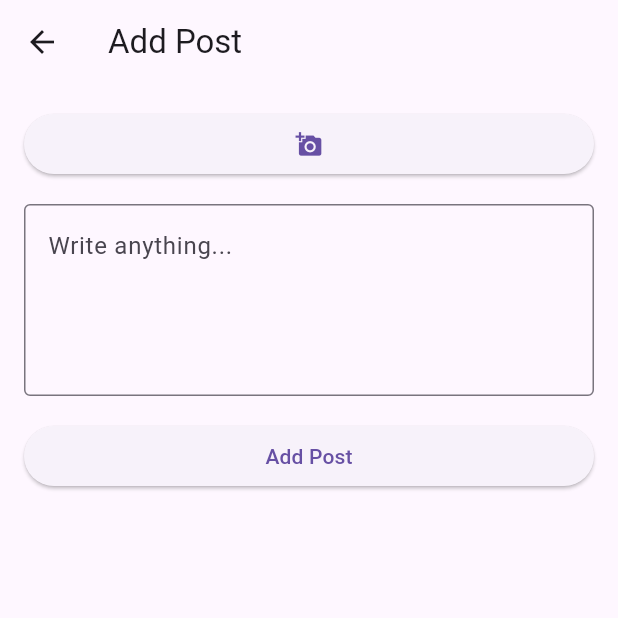
After one commit to callmerishi1508/MedTech, a Flutter app: the AddPostPage screen opened directly, after a tap on "Add Post", on a phone screen of 412 x 824 dp, the top half of it. The commit adds this screen. Run offline on Flutter 3.47's test engine with Material 3 defaults, Android fonts, the phone set to English and light mode, and no system bars; our stand-ins replace cloud_firestore, firebase_auth, firebase_core, firebase_storage, image_picker; accounts and stored records are empty.

Commit message:
added settings, post but after adding post it is not showing in main page

```diff
--- /dev/null
+++ b/lib/post.dart
@@ -0,0 +1,154 @@
+// Import necessary packages
+import 'dart:io';
+import 'package:firebase_auth/firebase_auth.dart';
+import 'package:firebase_storage/firebase_storage.dart';
+import 'package:flutter/material.dart';
+import 'package:image_picker/image_picker.dart';
+
+class AddPostPage extends StatefulWidget {
+  @override
+  _AddPostPageState createState() => _AddPostPageState();
+}
+
+class _AddPostPageState extends State<AddPostPage> {
+  File? _pickedImage;
+  TextEditingController _postTextController = TextEditingController();
+
+  // Pick an image from the camera or gallery
+  Future<bool> uploadImageAndAddPost() async {
+    final pickedImage = await ImagePicker().pickImage(source: source);
+
+    if (pickedImage == null) return;
+
+    setState(() {
+      _pickedImage = File(pickedImage.path);
+    });
+  }
+
+  // Clear the selected image
+  void _clearImage() {
+    setState(() {
+      _pickedImage = null;
+    });
+  }
+
+  // Upload image to Cloud Storage and add post
+  Future<void> _uploadImageAndAddPost() async {
+    try {
+      // Check if a user is authenticated
+      User? user = FirebaseAuth.instance.currentUser;
+      if (user == null) {
+        // Handle the case where the user is not authenticated
+        print('User not authenticated');
+        return;
+      }
+
+      // Check if an image is selected
+      if (_pickedImage == null) {
+        // Handle the case where no image is selected
+        print('No image selected');
+        return;
+      }
+
+      // Upload the image to Cloud Storage
+      String userId = user.uid;
+      String imagePath =
+          'posts/$userId/${DateTime.now().millisecondsSinceEpoch}.jpg';
+
+      // Show a loading indicator
+      ScaffoldMessenger.of(context).showSnackBar(SnackBar(
+        content: Text('Uploading...'),
+        duration: Duration(seconds: 5),
+      ));
+
+      // Upload the image
+      await FirebaseStorage.instance.ref(imagePath).putFile(_pickedImage!);
+
+      // Implement logic to save the post with image URL and text
+      // You can use _pickedImage and _postTextController.text
+      // Add your own implementation here
+
+      // Clear the image and text fields after posting
+      _clearImage();
+      _postTextController.clear();
+
+      // Show a success message
+      ScaffoldMessenger.of(context).showSnackBar(SnackBar(
+        content: Text('Post added successfully!'),
+      ));
+    } catch (e) {
+      print('Error uploading image: $e');
+      // Handle the error (display a message or take appropriate action)
+    }
+  }
+
+  @override
+  Widget build(BuildContext context) {
+    return Scaffold(
+      appBar: AppBar(
+        title: Text('Add Post'),
+      ),
+      body: Padding(
+        padding: const EdgeInsets.all(16.0),
+        child: Column(
+          crossAxisAlignment: CrossAxisAlignment.stretch,
+          children: [
+            if (_pickedImage != null)
+              Image.file(
+                _pickedImage!,
+                height: 200,
+                fit: BoxFit.cover,
+              ),
+            ElevatedButton(
+              onPressed: () {
+                showModalBottomSheet(
+                  context: context,
+                  builder: (BuildContext context) {
+                    return SafeArea(
+                      child: Column(
+                        mainAxisSize: MainAxisSize.min,
+                        children: [
+                          ListTile(
+                            leading: Icon(Icons.camera),
+                            title: Text('Take Photo'),
+                            onTap: () {
+                              _pickImage(ImageSource.camera);
+                              Navigator.pop(context);
+                            },
+                          ),
+                          ListTile(
+                            leading: Icon(Icons.image),
+                            title: Text('Choose from Gallery'),
+                            onTap: () {
+                              _pickImage(ImageSource.gallery);
+                              Navigator.pop(context);
+                            },
+                          ),
+                        ],
+                      ),
+                    );
+                  },
+                );
+              },
+              child: Icon(Icons.add_a_photo),
+            ),
+            SizedBox(height: 16),
+            TextField(
+              controller: _postTextController,
+              decoration: InputDecoration(
+                hintText: 'Write anything...',
+                border: OutlineInputBorder(),
+              ),
+              maxLines: 4,
+            ),
+            SizedBox(height: 16),
+            ElevatedButton(
+              onPressed: _uploadImageAndAddPost,
+              child: Text('Add Post'),
+            ),
+          ],
+        ),
+      ),
+    );
+  }
+}
--- a/pubspec.yaml
+++ b/pubspec.yaml
@@ -39,6 +39,7 @@ dependencies:
   image_picker: ^1.0.5
   firebase_storage: ^11.5.6
   cloud_firestore: ^4.13.6
+  flutter_settings_ui: ^3.0.0
 
 dev_dependencies:
   flutter_test:
```
Also changed, not shown: lib/screens/home.dart (+47 -22 lines), lib/setting.dart (deleted, +0 -19 lines), lib/settings.dart (added, +57 -0 lines), pubspec.lock.
